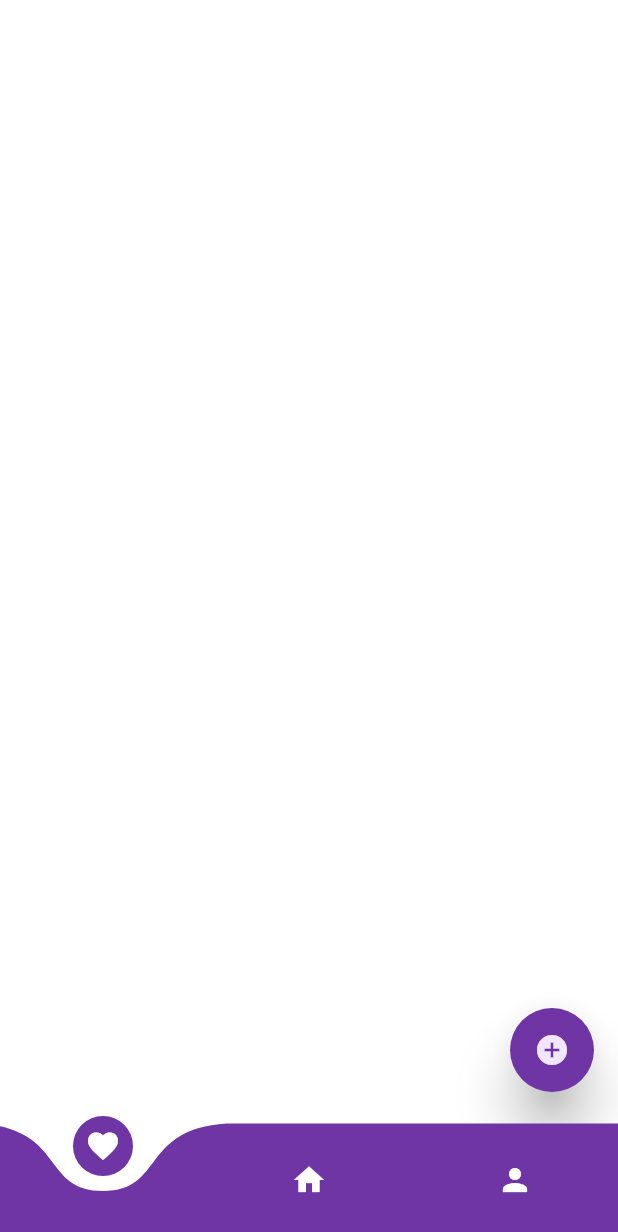
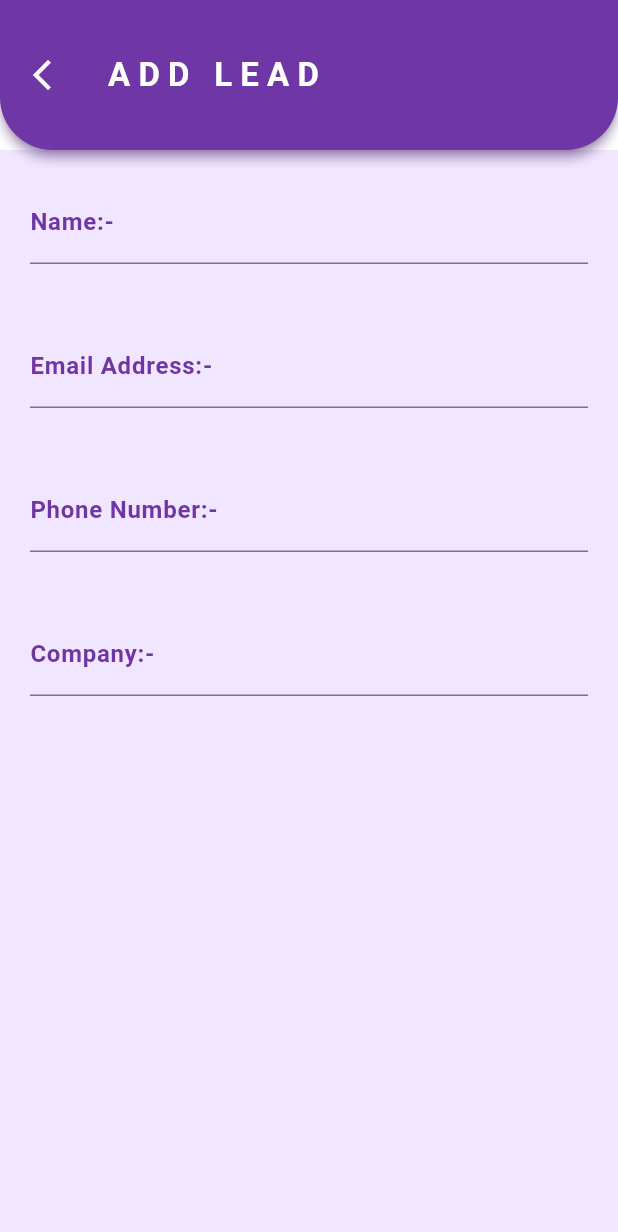
Before and after one commit to Suyash3109/Lead_APP, a Flutter app: the screen it shows once a user with an empty profile is signed in, scrolled down 100 dp, after a tap on the "add circle" icon, on a phone screen of 412 x 824 dp. Shown: the top 1232 px of the screen. Run offline on Flutter 3.47's test engine with Material 2 defaults, Android fonts, the phone set to English and light mode, and no system bars; drawn by our look-alikes of curved_navigation_bar; our stand-ins replace anim_search_bar, firebase_auth, firebase_core, flutter_svg, fluttertoast, get and 2 more; missing offline and left inert: flutter_email_sender, flutter_sms; accounts and stored records are empty; network calls fail.

```diff
--- a/lib/HomeScreen/Details.dart
+++ b/lib/HomeScreen/Details.dart
@@ -2,6 +2,7 @@
 
 import 'package:e_commerce/HomeScreen/Complete_details.dart';
 import 'package:e_commerce/HomeScreen/Notes.dart';
+import 'package:e_commerce/HomeScreen/edit.dart';
 import 'package:e_commerce/MVC/Controller/controller.dart';
 import 'package:e_commerce/constants.dart';
 import 'package:flutter/material.dart';
@@ -105,6 +106,7 @@ class _DetailsPageState extends State<DetailsPage> {
                   onSelected: (item) {
                     switch (item) {
                       case 'Edit':
+                        Get.to(() => EditLead());
                     }
                   })
             ],
--- a/lib/HomeScreen/Leads.dart
+++ b/lib/HomeScreen/Leads.dart
@@ -1,12 +1,16 @@
 // ignore_for_file: prefer_const_constructors
+
+import 'dart:developer';
 
 import 'package:anim_search_bar/anim_search_bar.dart';
 import 'package:e_commerce/HomeScreen/Details.dart';
+import 'package:e_commerce/HomeScreen/add_lead.dart';
 import 'package:e_commerce/MVC/Controller/controller.dart';
 import 'package:e_commerce/constants.dart';
 import 'package:flutter/material.dart';
 import 'package:get/get.dart';
 import 'package:google_fonts/google_fonts.dart';
+import 'package:timeago/timeago.dart' as timeago;
 
 class Leads extends StatefulWidget {
   const Leads({super.key});
@@ -18,10 +22,30 @@ class Leads extends StatefulWidget {
 class _LeadsState extends State<Leads> {
   final CustomerController _controller = Get.put(CustomerController());
 
+  final textController = TextEditingController();
+  String search = "";
+
+  @override
+  void initState() {
+    textController.addListener(() => _printLatestValue());
+    super.initState();
+  }
+
+  @override
+  void dispose() {
+    textController.dispose();
+    super.dispose();
+  }
+
+  void _printLatestValue() {
+    if (search != textController.text) {
+      search = textController.text;
+      _controller.searchlead(textController.text);
+    }
+  }
+
   @override
   Widget build(BuildContext context) {
-    final TextEditingController textController = TextEditingController();
-
     return Scaffold(
       // appBar: AppBar(),
       body: NestedScrollView(
@@ -37,10 +61,12 @@ class _LeadsState extends State<Leads> {
                     BorderRadius.vertical(bottom: Radius.circular(35))),
             toolbarHeight: 100,
             // flexibleSpace: Text("wrsgfs"),
-            scrolledUnderElevation: 10.0,
-            elevation: 10,
+            // scrolledUnderElevation: 10.0,
+            elevation: 20,
+            forceElevated: true,
             actions: [
               AnimSearchBar(
+                  autoFocus: true,
                   closeSearchOnSuffixTap: true,
                   color: kSecondaryColor,
                   helpText: "search here",
@@ -76,44 +102,103 @@ class _LeadsState extends State<Leads> {
         ],
 
         body: Obx(
-          () => Visibility(
-              visible: !_controller.isLoaded.value,
-              replacement: const Center(
+            () => _controller.isLoaded.value && _controller.loadingsearch.value
+                ? Center(
                     child: CircularProgressIndicator(),
-              ),
-              child: Padding(
+                  )
+                : Padding(
                     padding: const EdgeInsets.all(8.0),
-                child: ListView.builder(
-                    itemCount: _controller.customerModel.length,
+                    child: search != ""
+                        ? ListView.builder(
+                            itemCount: _controller.search_lead.length,
                             itemBuilder: (context, index) {
                               return InkWell(
                                 // focusNode: FocusNode(debugLabel: "drcfvg"),
                                 onTap: () {
                                   Get.to(() => DetailsPage(
-                                Id: _controller.customerModel[index].id,
+                                        Id: _controller.search_lead[index].id,
                                       ));
                                 },
-                        focusColor: Colors.red,
+                                focusColor: kPrimaryColor,
                                 child: Card(
                                   shadowColor: kPrimaryColor,
                                   color: kSecondaryColor,
                                   // ignore: prefer_const_constructors
-                          margin: EdgeInsets.all(5),
+                                  margin: EdgeInsets.all(10),
                                   elevation: 10,
                                   child: Column(
                                     children: [
                                       ListTile(
                                         title: Text(
-                                  _controller.customerModel[index].name
+                                          _controller.search_lead[index].name
                                               .toString(),
-                                  style: GoogleFonts.playfairDisplay(
+                                          style: GoogleFonts.lateef(
                                               fontWeight: FontWeight.bold,
                                               fontSize: 25),
                                         ),
                                         subtitle: Text(
-                                  _controller.customerModel[index].email
+                                          _controller.search_lead[index].email
                                               .toString(),
-                                  style: TextStyle(fontWeight: FontWeight.bold),
+                                          style: TextStyle(
+                                              fontWeight: FontWeight.bold),
+                                        ),
+                                      ),
+                                    ],
+                                  ),
+                                ),
+                              );
+                            })
+                        : ListView.builder(
+                            // reverse: true,
+                            itemCount: _controller.customerModel.length,
+                            itemBuilder: (context, index) {
+                              int itemCount = _controller.customerModel.length;
+                              int reversedIndex = itemCount - 1 - index;
+                              return InkWell(
+                                // focusNode: FocusNode(debugLabel: "drcfvg"),
+                                onTap: () {
+                                  Get.to(() => DetailsPage(
+                                        Id: _controller
+                                            .customerModel[reversedIndex].id,
+                                      ));
+                                },
+                                focusColor: kPrimaryColor,
+                                child: Card(
+                                  shadowColor: kPrimaryColor,
+                                  color: kSecondaryColor,
+                                  // ignore: prefer_const_constructors
+                                  margin: EdgeInsets.all(10),
+                                  elevation: 20,
+                                  child: Column(
+                                    children: [
+                                      ListTile(
+                                        title: Text(
+                                          _controller
+                                              .customerModel[reversedIndex].name
+                                              .toString(),
+                                          style: GoogleFonts.lateef(
+                                              fontWeight: FontWeight.bold,
+                                              fontSize: 25),
+                                        ),
+                                        subtitle: Text(
+                                          _controller
+                                              .customerModel[reversedIndex]
+                                              .email
+                                              .toString(),
+                                          style: TextStyle(
+                                              fontWeight: FontWeight.bold),
+                                        ),
+                                        trailing: Text(
+                                          timeago.format(DateTime.parse(
+                                            _controller
+                                                .customerModel[reversedIndex]
+                                                .dateadded
+                                                .toString(),
+                                          )),
+                                          style: TextStyle(
+                                              color: kPrimaryColor,
+                                              fontWeight: FontWeight.bold,
+                                              fontSize: 20),
                                         ),
                                       ),
                                     ],
@@ -123,7 +208,7 @@ class _LeadsState extends State<Leads> {
                             }),
                   )),
       ),
-      ),
+      // ),
       floatingActionButtonLocation: FloatingActionButtonLocation.endFloat,
       floatingActionButton: Padding(
         padding: EdgeInsets.only(bottom: 80),
@@ -132,7 +217,9 @@ class _LeadsState extends State<Leads> {
           highlightElevation: 20,
           shape:
               RoundedRectangleBorder(borderRadius: BorderRadius.circular(50)),
-          onPressed: () {},
+          onPressed: () {
+            Get.to(() => AddLead());
+          },
           backgroundColor: kPrimaryColor,
           elevation: 15,
           child: Icon(
--- a/lib/HomeScreen/Notes.dart
+++ b/lib/HomeScreen/Notes.dart
@@ -23,6 +23,7 @@ class _NotesState extends State<Notes> {
       shadowColor: kPrimaryColor,
       child: Padding(
         padding: const EdgeInsets.all(30),
+        child: SingleChildScrollView(
           child: Column(
             crossAxisAlignment: CrossAxisAlignment.start,
             children: [
@@ -45,6 +46,7 @@ class _NotesState extends State<Notes> {
             ],
           ),
         ),
+      ),
     );
   }
 }
--- /dev/null
+++ b/lib/HomeScreen/add_lead.dart
@@ -0,0 +1,185 @@
+// ignore_for_file: prefer_const_constructors, prefer_const_literals_to_create_immutables
+
+import 'package:e_commerce/constants.dart';
+import 'package:flutter/material.dart';
+import 'package:get/get.dart';
+
+class AddLead extends StatefulWidget {
+  const AddLead({super.key});
+
+  @override
+  State<AddLead> createState() => _AddLeadState();
+}
+
+class _AddLeadState extends State<AddLead> {
+  final namecontroller = TextEditingController();
+  final phonenumbercontroller = TextEditingController();
+  final emailcontroller = TextEditingController();
+  final contactcontroller = TextEditingController();
+  final websitecontroller = TextEditingController();
+  final companycontroller = TextEditingController();
+  final addresscontroller = TextEditingController();
+  final titlecontroller = TextEditingController();
+  final citycontroller = TextEditingController();
+  final statecontroller = TextEditingController();
+  final defaultLaunguagecontroller = TextEditingController();
+  final descriptioncontroller = TextEditingController();
+  final customXontactDatecontroller = TextEditingController();
+  final contactedTodaycontroller = TextEditingController();
+  final isPubliccontroller = TextEditingController();
+  final budgetcontroller = TextEditingController();
+  @override
+  Widget build(BuildContext context) {
+    return Scaffold(
+        body: NestedScrollView(
+            headerSliverBuilder: (context, innerBoxIsScrolled) => [
+                  SliverAppBar(
+                    automaticallyImplyLeading: false,
+                    elevation: 20,
+                    shadowColor: kPrimaryColor,
+                    shape: RoundedRectangleBorder(
+                        borderRadius:
+                            BorderRadius.vertical(bottom: Radius.circular(35))),
+                    toolbarHeight: 100,
+                    forceElevated: true,
+                    title: Text(
+                      "A D D   L E A D",
+                      style: TextStyle(
+                        fontWeight: FontWeight.bold,
+                        color: Colors.white,
+                      ),
+                    ),
+                    backgroundColor: kPrimaryColor,
+                    leading: IconButton(
+                      icon: Icon(
+                        Icons.arrow_back_ios_new,
+                        color: Colors.white,
+                      ),
+                      onPressed: () {
+                        Get.back();
+                      },
+                    ),
+                  )
+                ],
+            body: Scaffold(
+              backgroundColor: kSecondaryColor,
+              body: SingleChildScrollView(
+                // padding:
+                //     EdgeInsets.only(top: 100, bottom: 100, left: 18, right: 18),
+                child: Container(
+                  height: 550,
+                  width: double.infinity,
+                  decoration: BoxDecoration(
+                    borderRadius: BorderRadius.circular(4),
+                    color: kSecondaryColor,
+                  ),
+                  child: Column(
+                    mainAxisAlignment: MainAxisAlignment.start,
+                    children: [
+                      Container(
+                        margin: EdgeInsets.all(20),
+                        child: TextFormField(
+                          controller: namecontroller,
+                          onChanged: ((value) {}),
+                          decoration: InputDecoration(
+                            labelText: 'Name:- ',
+                            labelStyle: TextStyle(
+                                color: kPrimaryColor,
+                                fontWeight: FontWeight.bold),
+                            floatingLabelBehavior: FloatingLabelBehavior.auto,
+                            focusColor: kPrimaryColor,
+                            // border: OutlineInputBorder(
+                            //     borderRadius: BorderRadius.circular(100),
+                            //     borderSide: BorderSide(
+                            //       color: kPrimaryColor,
+                            //     )),
+                            focusedBorder: OutlineInputBorder(
+                                borderRadius: BorderRadius.circular(100),
+                                borderSide: BorderSide(
+                                  color: kPrimaryColor,
+                                )),
+                          ),
+                        ),
+                      ),
+                      Container(
+                        margin: EdgeInsets.all(20),
+                        child: TextFormField(
+                          controller: emailcontroller,
+                          onChanged: ((value) {}),
+                          decoration: InputDecoration(
+                            labelText: 'Email Address:- ',
+                            labelStyle: TextStyle(
+                                color: kPrimaryColor,
+                                fontWeight: FontWeight.bold),
+                            floatingLabelBehavior: FloatingLabelBehavior.auto,
+                            focusColor: kPrimaryColor,
+                            // border: OutlineInputBorder(
+                            //     borderRadius: BorderRadius.circular(100),
+                            //     borderSide: BorderSide(
+                            //       color: kPrimaryColor,
+                            //     )),
+                            focusedBorder: OutlineInputBorder(
+                                borderRadius: BorderRadius.circular(100),
+                                borderSide: BorderSide(
+                                  color: kPrimaryColor,
+                                )),
+                          ),
+                        ),
+                      ),
+                      Container(
+                        margin: EdgeInsets.all(20),
+                        child: TextFormField(
+                          controller: phonenumbercontroller,
+                          onChanged: ((value) {}),
+                          decoration: InputDecoration(
+                            labelText: 'Phone Number:- ',
+                            labelStyle: TextStyle(
+                                color: kPrimaryColor,
+                                fontWeight: FontWeight.bold),
+                            floatingLabelBehavior: FloatingLabelBehavior.auto,
+                            focusColor: kPrimaryColor,
+                            // border: OutlineInputBorder(
+                            //     borderRadius: BorderRadius.circular(100),
+                            //     borderSide: BorderSide(
+                            //       color: kPrimaryColor,
+                            //     )),
+                            focusedBorder: OutlineInputBorder(
+                                borderRadius: BorderRadius.circular(100),
+                                borderSide: BorderSide(
+                                  color: kPrimaryColor,
+                                )),
+                          ),
+                        ),
+                      ),
+                      Container(
+                        margin: EdgeInsets.all(20),
+                        child: TextFormField(
+                          controller: companycontroller,
+                          onChanged: ((value) {}),
+                          decoration: InputDecoration(
+                            labelText: 'Company:- ',
+                            labelStyle: TextStyle(
+                                color: kPrimaryColor,
+                                fontWeight: FontWeight.bold),
+                            floatingLabelBehavior: FloatingLabelBehavior.auto,
+                            focusColor: kPrimaryColor,
+                            // border: OutlineInputBorder(
+                            //     borderRadius: BorderRadius.circular(100),
+                            //     borderSide: BorderSide(
+                            //       color: kPrimaryColor,
+                            //     )),
+                            focusedBorder: OutlineInputBorder(
+                                borderRadius: BorderRadius.circular(100),
+                                borderSide: BorderSide(
+                                  color: kPrimaryColor,
+                                )),
+                          ),
+                        ),
+                      ),
+                    ],
+                  ),
+                ),
+              ),
+            )));
+  }
+}
--- a/pubspec.yaml
+++ b/pubspec.yaml
@@ -52,6 +52,7 @@ dependencies:
   anim_search_app_bar: ^1.0.3
   anim_search_bar: ^2.0.2
   google_fonts: ^3.0.1
+  animated_search_bar: ^2.3.0
 
 dev_dependencies:
   flutter_test:
```
Also changed, not shown: lib/HomeScreen/edit.dart (added, +45 -0 lines), lib/MVC/Controller/Services.dart (+21 -0 lines), lib/MVC/Controller/controller.dart (+19 -0 lines), lib/MVC/Models/search_model.dart (added, +204 -0 lines), pubspec.lock. Lines whose indentation alone changed are shown as unchanged.
